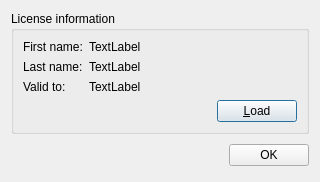
Above: source/licensedialog.ui from martin-kudlicka/vocabulary-master before the change. Below: the same form after it.
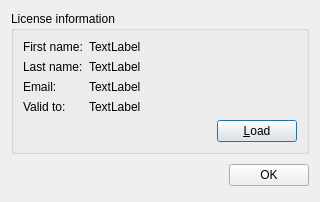
That is the form after the change.

Commit message: + email included in license

Diff of the .ui file:
```diff
--- a/source/licensedialog.ui
+++ b/source/licensedialog.ui
@@ -7,7 +7,7 @@
     <x>0</x>
     <y>0</y>
     <width>320</width>
-    <height>172</height>
+    <height>197</height>
    </rect>
   </property>
   <property name="windowTitle">
@@ -51,21 +51,35 @@
         </property>
        </widget>
       </item>
-      <item row="2" column="0">
+      <item row="3" column="0">
        <widget class="QLabel" name="label_3">
         <property name="text">
          <string>Valid to:</string>
         </property>
        </widget>
       </item>
-      <item row="2" column="1">
-       <widget class="QLabel" name="qlValidTo">
-        <property name="text">
-         <string>TextLabel</string>
-        </property>
-       </widget>
-      </item>
       <item row="3" column="1">
+       <widget class="QLabel" name="qlValidTo">
+        <property name="text">
+         <string>TextLabel</string>
+        </property>
+       </widget>
+      </item>
+      <item row="2" column="0">
+       <widget class="QLabel" name="label_4">
+        <property name="text">
+         <string>Email:</string>
+        </property>
+       </widget>
+      </item>
+      <item row="2" column="1">
+       <widget class="QLabel" name="qlEmail">
+        <property name="text">
+         <string>TextLabel</string>
+        </property>
+       </widget>
+      </item>
+      <item row="4" column="1">
        <layout class="QHBoxLayout" name="horizontalLayout">
         <item>
          <spacer name="horizontalSpacer">
```
The commit also changes 5 other files.
